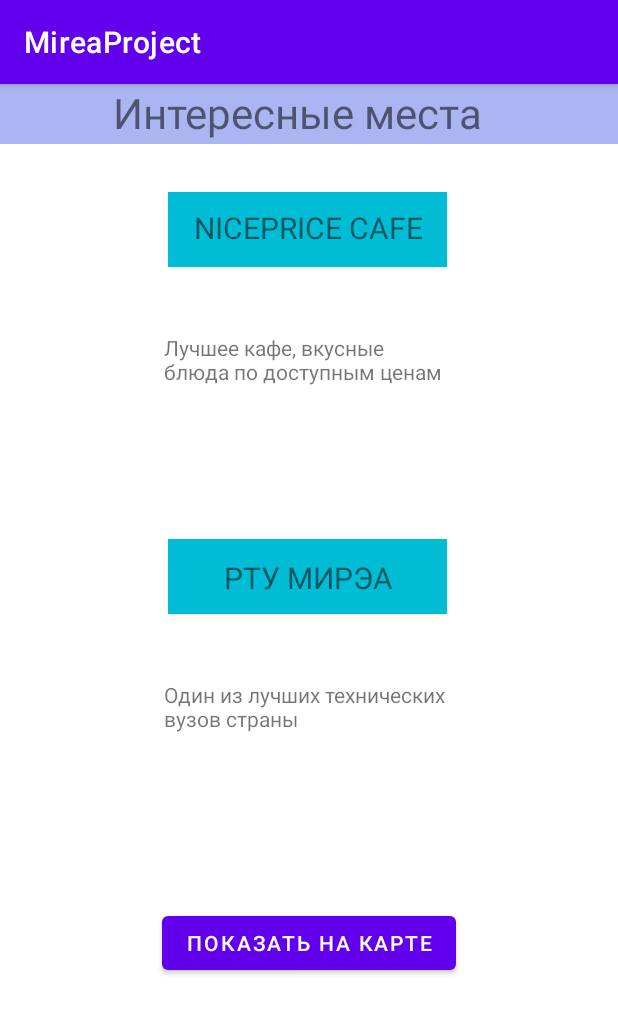
After one commit to keenetic29/MireaProject, an Android app: the fragment PlacesFragment shown on its own in the app's theme, on a phone screen of 412 x 824 dp. The commit adds this screen. Shown: the top 1014 px of the screen. Run offline under Robolectric (Android 15) with nearby library versions, the phone set to English and light mode, and no system bars; libraries missing offline, so code that uses them is left out: org.osmdroid.api, org.osmdroid.config, org.osmdroid.tileprovider, org.osmdroid.util, org.osmdroid.views.

Commit message:
8 practice

```diff
--- a/app/build.gradle
+++ b/app/build.gradle
@@ -33,6 +33,9 @@ android {
 }
 
 dependencies {
+    implementation 'org.osmdroid:osmdroid-android:6.1.16'
+// библиотека для хранения данных SharedPreferences
+    implementation "androidx.preference:preference:1.2.0"
 
     implementation 'androidx.appcompat:appcompat:1.6.1'
     implementation 'com.google.android.material:material:1.8.0'
--- a/app/src/main/java/com/mirea/andreevai/mireaproject/MainActivity.java
+++ b/app/src/main/java/com/mirea/andreevai/mireaproject/MainActivity.java
@@ -43,7 +43,7 @@ public class MainActivity extends AppCompatActivity {
         mAppBarConfiguration = new AppBarConfiguration.Builder(
                 R.id.nav_home, R.id.nav_gallery, R.id.nav_slideshow, R.id.nav_data, R.id.nav_brouser,
                 R.id.nav_service, R.id.nav_audio, R.id.nav_sensor, R.id.nav_camera, R.id.nav_profile,
-                R.id.nav_files, R.id.nav_internet)
+                R.id.nav_files, R.id.nav_internet, R.id.nav_places)
                 .setOpenableLayout(drawer)
                 .build();
         NavController navController = Navigation.findNavController(this, R.id.nav_host_fragment_content_main);
--- /dev/null
+++ b/app/src/main/java/com/mirea/andreevai/mireaproject/PlacesFragment.java
@@ -0,0 +1,107 @@
+package com.mirea.andreevai.mireaproject;
+
+import android.Manifest;
+import android.content.Context;
+import android.content.Intent;
+import android.content.pm.PackageManager;
+import android.os.Bundle;
+
+import androidx.annotation.NonNull;
+import androidx.core.app.ActivityCompat;
+import androidx.core.content.ContextCompat;
+import androidx.core.content.res.ResourcesCompat;
+import androidx.fragment.app.Fragment;
+import androidx.preference.PreferenceManager;
+
+import android.util.DisplayMetrics;
+import android.view.LayoutInflater;
+import android.view.View;
+import android.view.ViewGroup;
+import android.widget.Toast;
+
+import org.osmdroid.api.IMapController;
+import org.osmdroid.config.Configuration;
+import org.osmdroid.tileprovider.tilesource.TileSourceFactory;
+import org.osmdroid.util.GeoPoint;
+import org.osmdroid.views.MapView;
+import org.osmdroid.views.overlay.Marker;
+import org.osmdroid.views.overlay.ScaleBarOverlay;
+import org.osmdroid.views.overlay.compass.CompassOverlay;
+import org.osmdroid.views.overlay.compass.InternalCompassOrientationProvider;
+import org.osmdroid.views.overlay.mylocation.GpsMyLocationProvider;
+import org.osmdroid.views.overlay.mylocation.MyLocationNewOverlay;
+
+import java.util.Objects;
+
+import com.mirea.andreevai.mireaproject.databinding.FragmentPlacesBinding;
+
+/**
+ * A simple {@link Fragment} subclass.
+ * Use the {@link PlacesFragment#newInstance} factory method to
+ * create an instance of this fragment.
+ */
+public class PlacesFragment extends Fragment {
+
+    // TODO: Rename parameter arguments, choose names that match
+    // the fragment initialization parameters, e.g. ARG_ITEM_NUMBER
+    private static final String ARG_PARAM1 = "param1";
+    private static final String ARG_PARAM2 = "param2";
+
+    private FragmentPlacesBinding binding;
+
+    // TODO: Rename and change types of parameters
+    private String mParam1;
+    private String mParam2;
+
+    public PlacesFragment() {
+        // Required empty public constructor
+    }
+
+    /**
+     * Use this factory method to create a new instance of
+     * this fragment using the provided parameters.
+     *
+     * @param param1 Parameter 1.
+     * @param param2 Parameter 2.
+     * @return A new instance of fragment PlacesFragment.
+     */
+    // TODO: Rename and change types and number of parameters
+    public static PlacesFragment newInstance(String param1, String param2) {
+        PlacesFragment fragment = new PlacesFragment();
+        Bundle args = new Bundle();
+        args.putString(ARG_PARAM1, param1);
+        args.putString(ARG_PARAM2, param2);
+        fragment.setArguments(args);
+        return fragment;
+    }
+
+    @Override
+    public void onCreate(Bundle savedInstanceState) {
+        super.onCreate(savedInstanceState);
+        if (getArguments() != null) {
+            mParam1 = getArguments().getString(ARG_PARAM1);
+            mParam2 = getArguments().getString(ARG_PARAM2);
+        }
+    }
+
+    @Override
+    public View onCreateView(LayoutInflater inflater, ViewGroup container,
+                             Bundle savedInstanceState) {
+
+        binding = FragmentPlacesBinding.inflate(getLayoutInflater());
+        View view = binding.getRoot();
+
+        binding.button6.setOnClickListener(new View.OnClickListener() {
+            @Override
+            public void onClick(View v) {
+                Intent intent = new Intent(getContext(), MapActivity.class);
+                startActivity(intent);
+            }
+        });
+
+
+        return view;
+    }
+
+
+}
--- /dev/null
+++ b/app/src/main/res/layout/fragment_places.xml
@@ -0,0 +1,118 @@
+<?xml version="1.0" encoding="utf-8"?>
+<FrameLayout xmlns:android="http://schemas.android.com/apk/res/android"
+    xmlns:tools="http://schemas.android.com/tools"
+    xmlns:app="http://schemas.android.com/apk/res-auto"
+    android:layout_width="match_parent"
+    android:layout_height="match_parent"
+    tools:context=".PlacesFragment">
+
+    <androidx.constraintlayout.widget.ConstraintLayout
+        android:layout_width="match_parent"
+        android:layout_height="800dp">
+
+        <View
+            android:id="@+id/view3"
+            android:layout_width="wrap_content"
+            android:layout_height="40dp"
+            android:background="#AAB5F1"
+            app:layout_constraintEnd_toEndOf="parent"
+            app:layout_constraintStart_toStartOf="parent"
+            app:layout_constraintTop_toTopOf="parent" />
+
+        <View
+            android:id="@+id/view4"
+            android:layout_width="186dp"
+            android:layout_height="50dp"
+            android:layout_marginTop="32dp"
+            android:background="#00BCD4"
+            app:layout_constraintEnd_toEndOf="parent"
+            app:layout_constraintHorizontal_bias="0.497"
+            app:layout_constraintStart_toStartOf="parent"
+            app:layout_constraintTop_toBottomOf="@+id/view3" />
+
+        <View
+            android:id="@+id/view5"
+            android:layout_width="186dp"
+            android:layout_height="50dp"
+            android:layout_marginTop="72dp"
+            android:background="#00BCD4"
+            app:layout_constraintEnd_toEndOf="parent"
+            app:layout_constraintHorizontal_bias="0.497"
+            app:layout_constraintStart_toStartOf="parent"
+            app:layout_constraintTop_toBottomOf="@+id/textView22" />
+
+        <TextView
+            android:id="@+id/textView21"
+            android:layout_width="wrap_content"
+            android:layout_height="wrap_content"
+            android:text="Интересные места"
+            android:textSize="28sp"
+            app:layout_constraintBottom_toBottomOf="parent"
+            app:layout_constraintEnd_toEndOf="parent"
+            app:layout_constraintHorizontal_bias="0.456"
+            app:layout_constraintStart_toStartOf="parent"
+            app:layout_constraintTop_toTopOf="parent"
+            app:layout_constraintVertical_bias="0.0" />
+
+        <TextView
+            android:id="@+id/textView22"
+            android:layout_width="190dp"
+            android:layout_height="65dp"
+
+            android:layout_marginTop="44dp"
+
+            android:text="Лучшее кафе, вкусные блюда по доступным ценам"
+            app:layout_constraintEnd_toEndOf="parent"
+            app:layout_constraintHorizontal_bias="0.493"
+            app:layout_constraintStart_toStartOf="parent"
+            app:layout_constraintTop_toBottomOf="@+id/view4" />
+
+        <Button
+            android:id="@+id/button6"
+            android:layout_width="wrap_content"
+            android:layout_height="wrap_content"
+            android:text="Показать на карте"
+            app:layout_constraintBottom_toBottomOf="parent"
+            app:layout_constraintEnd_toEndOf="parent"
+            app:layout_constraintStart_toStartOf="parent"
+            app:layout_constraintTop_toTopOf="parent"
+            app:layout_constraintVertical_bias="0.73" />
+
+        <TextView
+            android:id="@+id/textView23"
+            android:layout_width="192dp"
+            android:layout_height="53dp"
+
+            android:layout_marginTop="44dp"
+            android:text="Один из лучших технических вузов страны"
+            app:layout_constraintEnd_toEndOf="parent"
+            app:layout_constraintHorizontal_bias="0.497"
+            app:layout_constraintStart_toStartOf="parent"
+            app:layout_constraintTop_toBottomOf="@+id/view5" />
+
+        <TextView
+            android:id="@+id/textView24"
+            android:layout_width="wrap_content"
+            android:layout_height="wrap_content"
+            android:layout_marginTop="44dp"
+            android:text="NICEPRICE CAFE"
+            android:textSize="20sp"
+            app:layout_constraintEnd_toEndOf="parent"
+            app:layout_constraintHorizontal_bias="0.498"
+            app:layout_constraintStart_toStartOf="parent"
+            app:layout_constraintTop_toBottomOf="@+id/textView21" />
+
+        <TextView
+            android:id="@+id/textView25"
+            android:layout_width="wrap_content"
+            android:layout_height="wrap_content"
+            android:layout_marginTop="84dp"
+            android:text="РТУ МИРЭА"
+            android:textSize="20sp"
+            app:layout_constraintEnd_toEndOf="parent"
+            app:layout_constraintHorizontal_bias="0.498"
+            app:layout_constraintStart_toStartOf="parent"
+            app:layout_constraintTop_toBottomOf="@+id/textView22" />
+    </androidx.constraintlayout.widget.ConstraintLayout>
+
+</FrameLayout>
--- a/app/src/main/res/menu/activity_main_drawer.xml
+++ b/app/src/main/res/menu/activity_main_drawer.xml
@@ -52,5 +52,9 @@
             android:id="@+id/nav_internet"
             android:title="Weather" />
 
+        <item
+            android:id="@+id/nav_places"
+            android:title="Places" />
+
     </group>
 </menu>
--- a/app/src/main/res/navigation/mobile_navigation.xml
+++ b/app/src/main/res/navigation/mobile_navigation.xml
@@ -71,4 +71,10 @@
         android:label="fragment_internet"
         tools:layout="@layout/fragment_internet" />
 
+    <fragment
+        android:id="@+id/nav_places"
+        android:name="com.mirea.andreevai.mireaproject.PlacesFragment"
+        android:label="fragment_places"
+        tools:layout="@layout/fragment_places" />
+
 </navigation>
```
Also changed, not shown: app/src/main/AndroidManifest.xml (+7 -3 lines), app/src/main/java/com/mirea/andreevai/mireaproject/MapActivity.java (added, +147 -0 lines), app/src/main/res/layout/activity_map.xml (added, +12 -0 lines).
